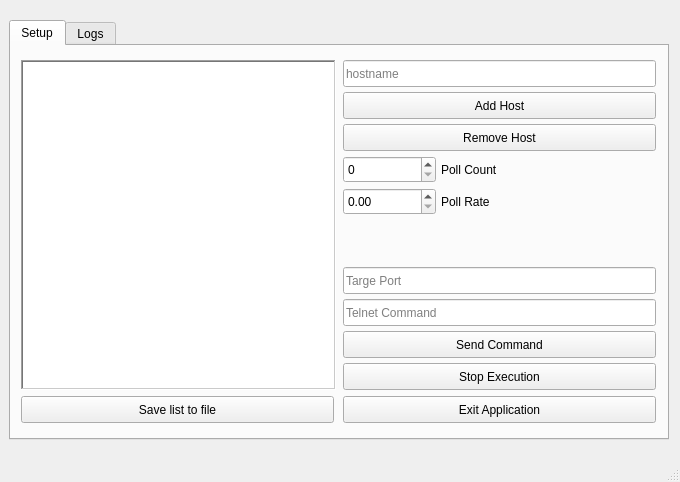
Old version of the form MyPythonWindow.ui in the repository chmod-sorind/PythonGUI.
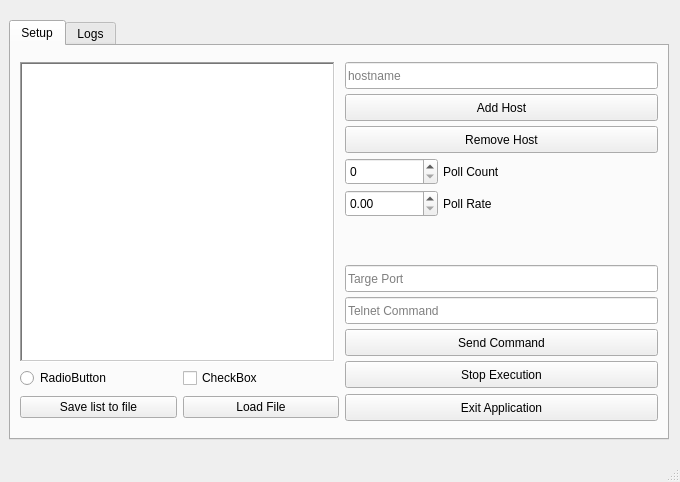
New version of the form.

Patch:
```diff
--- a/MyPythonWindow.ui
+++ b/MyPythonWindow.ui
@@ -114,77 +114,6 @@
        <layout class="QVBoxLayout" name="verticalLayout">
         <item>
          <layout class="QGridLayout" name="gridLayout">
-          <item row="3" column="1">
-           <spacer name="verticalSpacer_3">
-            <property name="orientation">
-             <enum>Qt::Vertical</enum>
-            </property>
-            <property name="sizeHint" stdset="0">
-             <size>
-              <width>20</width>
-              <height>40</height>
-             </size>
-            </property>
-           </spacer>
-          </item>
-          <item row="1" column="0">
-           <widget class="QListView" name="listView">
-            <property name="sizePolicy">
-             <sizepolicy hsizetype="Preferred" vsizetype="Preferred">
-              <horstretch>0</horstretch>
-              <verstretch>0</verstretch>
-             </sizepolicy>
-            </property>
-            <property name="minimumSize">
-             <size>
-              <width>315</width>
-              <height>330</height>
-             </size>
-            </property>
-            <property name="maximumSize">
-             <size>
-              <width>315</width>
-              <height>330</height>
-             </size>
-            </property>
-            <property name="frameShape">
-             <enum>QFrame::WinPanel</enum>
-            </property>
-            <property name="frameShadow">
-             <enum>QFrame::Sunken</enum>
-            </property>
-            <property name="lineWidth">
-             <number>2</number>
-            </property>
-            <property name="editTriggers">
-             <set>QAbstractItemView::DoubleClicked</set>
-            </property>
-            <property name="showDropIndicator" stdset="0">
-             <bool>true</bool>
-            </property>
-            <property name="dragEnabled">
-             <bool>true</bool>
-            </property>
-            <property name="dragDropOverwriteMode">
-             <bool>false</bool>
-            </property>
-            <property name="dragDropMode">
-             <enum>QAbstractItemView::DragDrop</enum>
-            </property>
-            <property name="defaultDropAction">
-             <enum>Qt::IgnoreAction</enum>
-            </property>
-            <property name="alternatingRowColors">
-             <bool>true</bool>
-            </property>
-            <property name="selectionBehavior">
-             <enum>QAbstractItemView::SelectItems</enum>
-            </property>
-            <property name="spacing">
-             <number>1</number>
-            </property>
-           </widget>
-          </item>
           <item row="1" column="1">
            <layout class="QVBoxLayout" name="rightTopLayout">
             <property name="spacing">
@@ -469,29 +398,35 @@
            </layout>
           </item>
           <item row="2" column="0">
-           <widget class="QPushButton" name="buttonSaveToFile_2">
-            <property name="sizePolicy">
-             <sizepolicy hsizetype="Preferred" vsizetype="Preferred">
-              <horstretch>0</horstretch>
-              <verstretch>0</verstretch>
-             </sizepolicy>
+           <layout class="QHBoxLayout" name="horizontalLayout">
+            <item>
+             <widget class="QPushButton" name="buttonSaveToFile">
+              <property name="text">
+               <string>Save list to file</string>
+              </property>
+             </widget>
+            </item>
+            <item>
+             <widget class="QPushButton" name="buttonLoadFile">
+              <property name="text">
+               <string>Load File</string>
+              </property>
+             </widget>
+            </item>
+           </layout>
+          </item>
+          <item row="3" column="1">
+           <spacer name="verticalSpacer_3">
+            <property name="orientation">
+             <enum>Qt::Vertical</enum>
             </property>
-            <property name="minimumSize">
+            <property name="sizeHint" stdset="0">
              <size>
-              <width>313</width>
-              <height>27</height>
+              <width>20</width>
+              <height>40</height>
              </size>
             </property>
-            <property name="maximumSize">
-             <size>
-              <width>313</width>
-              <height>27</height>
-             </size>
-            </property>
-            <property name="text">
-             <string>Save list to file</string>
-            </property>
-           </widget>
+           </spacer>
           </item>
           <item row="2" column="1">
            <widget class="QPushButton" name="buttonCancel_2">
@@ -531,6 +466,86 @@
             </property>
            </spacer>
           </item>
+          <item row="1" column="0">
+           <layout class="QVBoxLayout" name="verticalLayout_6">
+            <item>
+             <widget class="QListView" name="listView">
+              <property name="sizePolicy">
+               <sizepolicy hsizetype="Preferred" vsizetype="Preferred">
+                <horstretch>0</horstretch>
+                <verstretch>0</verstretch>
+               </sizepolicy>
+              </property>
+              <property name="minimumSize">
+               <size>
+                <width>315</width>
+                <height>300</height>
+               </size>
+              </property>
+              <property name="maximumSize">
+               <size>
+                <width>315</width>
+                <height>300</height>
+               </size>
+              </property>
+              <property name="frameShape">
+               <enum>QFrame::WinPanel</enum>
+              </property>
+              <property name="frameShadow">
+               <enum>QFrame::Sunken</enum>
+              </property>
+              <property name="lineWidth">
+               <number>2</number>
+              </property>
+              <property name="editTriggers">
+               <set>QAbstractItemView::DoubleClicked</set>
+              </property>
+              <property name="showDropIndicator" stdset="0">
+               <bool>true</bool>
+              </property>
+              <property name="dragEnabled">
+               <bool>true</bool>
+              </property>
+              <property name="dragDropOverwriteMode">
+               <bool>false</bool>
+              </property>
+              <property name="dragDropMode">
+               <enum>QAbstractItemView::DragDrop</enum>
+              </property>
+              <property name="defaultDropAction">
+               <enum>Qt::IgnoreAction</enum>
+              </property>
+              <property name="alternatingRowColors">
+               <bool>true</bool>
+              </property>
+              <property name="selectionBehavior">
+               <enum>QAbstractItemView::SelectItems</enum>
+              </property>
+              <property name="spacing">
+               <number>1</number>
+              </property>
+             </widget>
+            </item>
+            <item>
+             <layout class="QHBoxLayout" name="horizontalLayout_2">
+              <item>
+               <widget class="QRadioButton" name="radioButton">
+                <property name="text">
+                 <string>RadioButton</string>
+                </property>
+               </widget>
+              </item>
+              <item>
+               <widget class="QCheckBox" name="checkBox">
+                <property name="text">
+                 <string>CheckBox</string>
+                </property>
+               </widget>
+              </item>
+             </layout>
+            </item>
+           </layout>
+          </item>
          </layout>
         </item>
        </layout>
```
Left out of the diff: 5 changed lines with no effect on the pictures.
